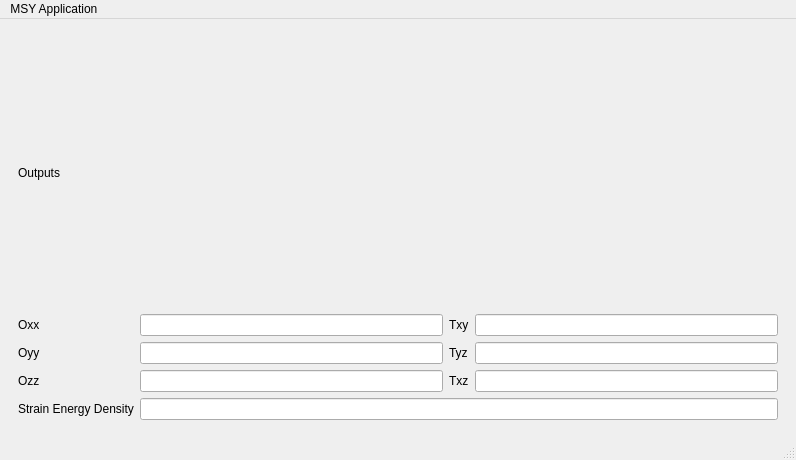
Before: the Qt Designer form form.ui in Varnu01/Stress-Strain-Calculator-, drawn with Qt 5.
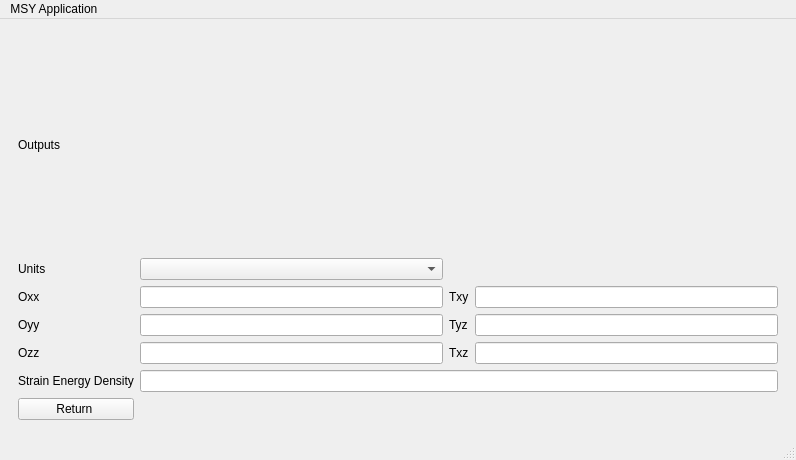
After: the same form once the commit is applied. The open tabs and pages were chosen to show the change.

Commit message: Fixed computing issues when choosing plane strain, added functionality allowing you to return to orginal page

```diff
--- a/form.ui
+++ b/form.ui
@@ -351,83 +351,100 @@
        <layout class="QGridLayout" name="gridLayout_5">
         <item row="0" column="0">
          <layout class="QGridLayout" name="gridLayout_4">
-          <item row="0" column="2">
-           <widget class="QLabel" name="label_2">
-            <property name="text">
-             <string>Outputs </string>
-            </property>
-           </widget>
-          </item>
-          <item row="2" column="5">
-           <widget class="QLineEdit" name="yz_out"/>
-          </item>
           <item row="3" column="5">
-           <widget class="QLineEdit" name="xz_out"/>
+           <widget class="QLineEdit" name="yz_out"/>
           </item>
           <item row="3" column="3">
-           <widget class="QLineEdit" name="zz_out"/>
+           <widget class="QLineEdit" name="yy_out"/>
           </item>
-          <item row="1" column="3">
-           <widget class="QLineEdit" name="xx_out"/>
-          </item>
-          <item row="2" column="2">
-           <widget class="QLabel" name="yy_label">
+          <item row="7" column="2">
+           <widget class="QPushButton" name="_return">
             <property name="text">
-             <string>Oyy</string>
+             <string>Return </string>
             </property>
            </widget>
           </item>
-          <item row="3" column="2">
+          <item row="4" column="2">
            <widget class="QLabel" name="zz_label">
             <property name="text">
              <string>Ozz</string>
             </property>
            </widget>
           </item>
-          <item row="1" column="2">
-           <widget class="QLabel" name="xx_label">
-            <property name="text">
-             <string>Oxx</string>
-            </property>
-           </widget>
+          <item row="2" column="5">
+           <widget class="QLineEdit" name="xy_out"/>
           </item>
-          <item row="2" column="3">
-           <widget class="QLineEdit" name="yy_out"/>
-          </item>
-          <item row="2" column="4">
+          <item row="3" column="4">
            <widget class="QLabel" name="yz_label">
             <property name="text">
              <string>Tyz</string>
             </property>
            </widget>
           </item>
-          <item row="1" column="4">
+          <item row="2" column="3">
+           <widget class="QLineEdit" name="xx_out"/>
+          </item>
+          <item row="4" column="3">
+           <widget class="QLineEdit" name="zz_out"/>
+          </item>
+          <item row="3" column="2">
+           <widget class="QLabel" name="yy_label">
+            <property name="text">
+             <string>Oyy</string>
+            </property>
+           </widget>
+          </item>
+          <item row="4" column="5">
+           <widget class="QLineEdit" name="xz_out"/>
+          </item>
+          <item row="0" column="2">
+           <widget class="QLabel" name="label_2">
+            <property name="text">
+             <string>Outputs </string>
+            </property>
+           </widget>
+          </item>
+          <item row="2" column="4">
            <widget class="QLabel" name="xy_label">
             <property name="text">
              <string>Txy</string>
             </property>
            </widget>
           </item>
-          <item row="1" column="5">
-           <widget class="QLineEdit" name="xy_out"/>
+          <item row="2" column="2">
+           <widget class="QLabel" name="xx_label">
+            <property name="text">
+             <string>Oxx</string>
+            </property>
+           </widget>
           </item>
-          <item row="3" column="4">
+          <item row="4" column="4">
            <widget class="QLabel" name="xz_label">
             <property name="text">
              <string>Txz</string>
             </property>
            </widget>
           </item>
-          <item row="4" column="2">
+          <item row="6" column="2">
            <widget class="QLabel" name="label_13">
             <property name="text">
              <string>Strain Energy Density</string>
             </property>
            </widget>
           </item>
-          <item row="4" column="3" colspan="3">
+          <item row="6" column="3" colspan="3">
            <widget class="QLineEdit" name="strain_energy"/>
           </item>
+          <item row="1" column="2">
+           <widget class="QLabel" name="label_8">
+            <property name="text">
+             <string>Units </string>
+            </property>
+           </widget>
+          </item>
+          <item row="1" column="3">
+           <widget class="QComboBox" name="output_unit"/>
+          </item>
          </layout>
         </item>
        </layout>
```
Left out of the diff: 2 changed lines with no effect on the pictures. The commit also changes 1 other file.
